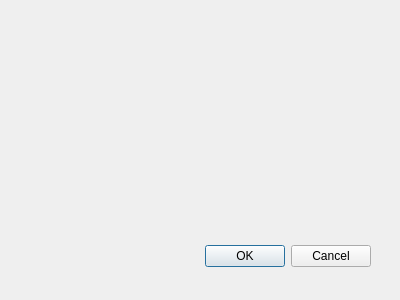
Old version of the form addclientdialog.ui in the repository OlivierCoue/projetqt.
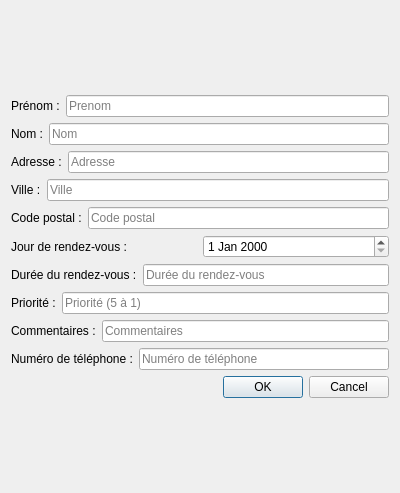
New version of the form.

Commit message: create class Client + SearchClientWidget + create client ui

```diff
--- a/addclientdialog.ui
+++ b/addclientdialog.ui
@@ -7,28 +7,208 @@
     <x>0</x>
     <y>0</y>
     <width>400</width>
-    <height>300</height>
+    <height>493</height>
    </rect>
   </property>
   <property name="windowTitle">
    <string>Ajouter un client</string>
   </property>
-  <widget class="QDialogButtonBox" name="buttonBox">
-   <property name="geometry">
-    <rect>
-     <x>30</x>
-     <y>240</y>
-     <width>341</width>
-     <height>32</height>
-    </rect>
-   </property>
-   <property name="orientation">
-    <enum>Qt::Horizontal</enum>
-   </property>
-   <property name="standardButtons">
-    <set>QDialogButtonBox::Cancel|QDialogButtonBox::Ok</set>
-   </property>
-  </widget>
+  <layout class="QGridLayout" name="gridLayout">
+   <item row="0" column="0">
+    <layout class="QVBoxLayout" name="verticalLayout_2">
+     <item>
+      <layout class="QVBoxLayout" name="verticalLayout">
+       <item>
+        <layout class="QHBoxLayout" name="horizontalLayout_2">
+         <item>
+          <widget class="QLabel" name="label_2">
+           <property name="text">
+            <string>Prénom :</string>
+           </property>
+          </widget>
+         </item>
+         <item>
+          <widget class="QLineEdit" name="firstname">
+           <property name="placeholderText">
+            <string>Prenom</string>
+           </property>
+          </widget>
+         </item>
+        </layout>
+       </item>
+       <item>
+        <layout class="QHBoxLayout" name="horizontalLayout_3">
+         <item>
+          <widget class="QLabel" name="label_3">
+           <property name="text">
+            <string>Nom :</string>
+           </property>
+          </widget>
+         </item>
+         <item>
+          <widget class="QLineEdit" name="lastname">
+           <property name="placeholderText">
+            <string>Nom</string>
+           </property>
+          </widget>
+         </item>
+        </layout>
+       </item>
+       <item>
+        <layout class="QHBoxLayout" name="horizontalLayout_4">
+         <item>
+          <widget class="QLabel" name="label_4">
+           <property name="text">
+            <string>Adresse :</string>
+           </property>
+          </widget>
+         </item>
+         <item>
+          <widget class="QLineEdit" name="address">
+           <property name="placeholderText">
+            <string>Adresse</string>
+           </property>
+          </widget>
+         </item>
+        </layout>
+       </item>
+       <item>
+        <layout class="QHBoxLayout" name="horizontalLayout_5">
+         <item>
+          <widget class="QLabel" name="label_5">
+           <property name="text">
+            <string>Ville :</string>
+           </property>
+          </widget>
+         </item>
+         <item>
+          <widget class="QLineEdit" name="city">
+           <property name="placeholderText">
+            <string>Ville</string>
+           </property>
+          </widget>
+         </item>
+        </layout>
+       </item>
+       <item>
+        <layout class="QHBoxLayout" name="horizontalLayout_6">
+         <item>
+          <widget class="QLabel" name="label_6">
+           <property name="text">
+            <string>Code postal :</string>
+           </property>
+          </widget>
+         </item>
+         <item>
+          <widget class="QLineEdit" name="postalCode">
+           <property name="placeholderText">
+            <string>Code postal</string>
+           </property>
+          </widget>
+         </item>
+        </layout>
+       </item>
+       <item>
+        <layout class="QHBoxLayout" name="horizontalLayout_7">
+         <item>
+          <widget class="QLabel" name="label_7">
+           <property name="text">
+            <string>Jour de rendez-vous :</string>
+           </property>
+          </widget>
+         </item>
+         <item>
+          <widget class="QDateEdit" name="appointmentDate"/>
+         </item>
+        </layout>
+       </item>
+       <item>
+        <layout class="QHBoxLayout" name="horizontalLayout_8">
+         <item>
+          <widget class="QLabel" name="label_8">
+           <property name="text">
+            <string>Durée du rendez-vous :</string>
+           </property>
+          </widget>
+         </item>
+         <item>
+          <widget class="QLineEdit" name="appointmentLength">
+           <property name="placeholderText">
+            <string>Durée du rendez-vous</string>
+           </property>
+          </widget>
+         </item>
+        </layout>
+       </item>
+       <item>
+        <layout class="QHBoxLayout" name="horizontalLayout_9">
+         <item>
+          <widget class="QLabel" name="label_9">
+           <property name="text">
+            <string>Priorité :</string>
+           </property>
+          </widget>
+         </item>
+         <item>
+          <widget class="QLineEdit" name="priority">
+           <property name="placeholderText">
+            <string>Priorité (5 à 1)</string>
+           </property>
+          </widget>
+         </item>
+        </layout>
+       </item>
+       <item>
+        <layout class="QHBoxLayout" name="horizontalLayout_10">
+         <item>
+          <widget class="QLabel" name="label_10">
+           <property name="text">
+            <string>Commentaires :</string>
+           </property>
+          </widget>
+         </item>
+         <item>
+          <widget class="QLineEdit" name="comment">
+           <property name="placeholderText">
+            <string>Commentaires</string>
+           </property>
+          </widget>
+         </item>
+        </layout>
+       </item>
+       <item>
+        <layout class="QHBoxLayout" name="horizontalLayout_11">
+         <item>
+          <widget class="QLabel" name="label_11">
+           <property name="text">
+            <string>Numéro de téléphone :</string>
+           </property>
+          </widget>
+         </item>
+         <item>
+          <widget class="QLineEdit" name="phoneNumber">
+           <property name="placeholderText">
+            <string>Numéro de téléphone</string>
+           </property>
+          </widget>
+         </item>
+        </layout>
+       </item>
+       <item>
+        <widget class="QDialogButtonBox" name="buttonBox">
+         <property name="orientation">
+          <enum>Qt::Horizontal</enum>
+         </property>
+         <property name="standardButtons">
+          <set>QDialogButtonBox::Cancel|QDialogButtonBox::Ok</set>
+         </property>
+        </widget>
+       </item>
+      </layout>
+     </item>
+    </layout>
+   </item>
+  </layout>
  </widget>
  <resources/>
  <connections>
```
The commit also changes 10 other files.
